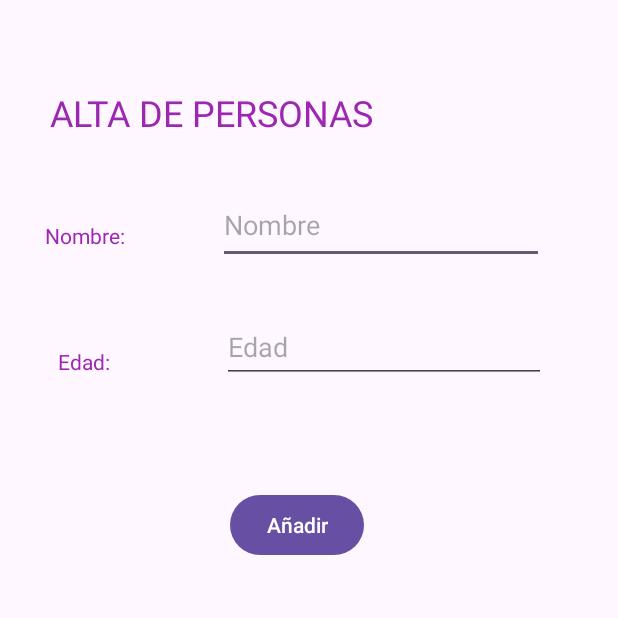
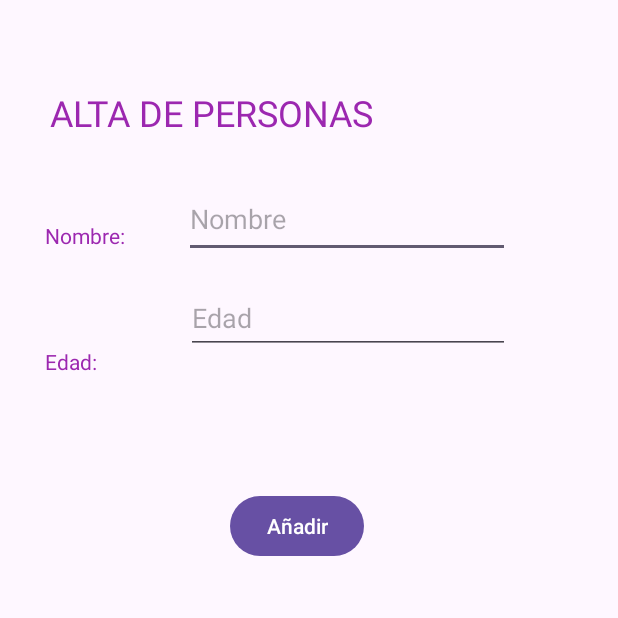
Before and after one commit to mikGomez/Kotlin, an Android app: the screen it shows after launch (MainActivity), on a phone screen of 412 x 824 dp, the top half of it. Run offline under Robolectric (Android 15) with nearby library versions, the phone set to English and light mode, and no system bars.

Commit message:
Cambio mio

```diff
--- a/VariosActivitysConDatos/app/src/main/res/layout/activity_main.xml
+++ b/VariosActivitysConDatos/app/src/main/res/layout/activity_main.xml
@@ -41,7 +41,7 @@
         android:textColor="#9C27B0"
         app:layout_constraintBottom_toBottomOf="parent"
         app:layout_constraintEnd_toEndOf="parent"
-        app:layout_constraintHorizontal_bias="0.103"
+        app:layout_constraintHorizontal_bias="0.079"
         app:layout_constraintStart_toStartOf="parent"
         app:layout_constraintTop_toBottomOf="@+id/textView2"
         app:layout_constraintVertical_bias="0.101" />
@@ -50,23 +50,25 @@
         android:id="@+id/cajaNombre"
         android:layout_width="217dp"
         android:layout_height="51dp"
-        android:layout_marginEnd="1dp"
-        android:layout_marginBottom="31dp"
+        android:layout_marginEnd="72dp"
+        android:layout_marginBottom="16dp"
         android:ems="10"
         android:hint="Nombre"
         android:inputType="text"
         app:layout_constraintBottom_toTopOf="@+id/cajaEdad"
-        app:layout_constraintEnd_toEndOf="@+id/cajaEdad" />
+        app:layout_constraintEnd_toEndOf="parent" />
 
     <EditText
         android:id="@+id/cajaEdad"
         android:layout_width="216dp"
         android:layout_height="48dp"
-        android:layout_marginTop="207dp"
-        android:layout_marginEnd="48dp"
+        android:layout_marginTop="188dp"
+        android:layout_marginEnd="72dp"
         android:ems="10"
         android:hint="Edad"
         android:inputType="text"
+        android:numeric="integer"
+        android:phoneNumber="true"
         app:layout_constraintEnd_toEndOf="parent"
         app:layout_constraintTop_toTopOf="parent" />
 
@@ -82,6 +84,6 @@
         app:layout_constraintHorizontal_bias="0.0"
         app:layout_constraintStart_toStartOf="@+id/textView2"
         app:layout_constraintTop_toTopOf="parent"
-        app:layout_constraintVertical_bias="0.42" />
+        app:layout_constraintVertical_bias="0.421" />
 
 </androidx.constraintlayout.widget.ConstraintLayout>
```
